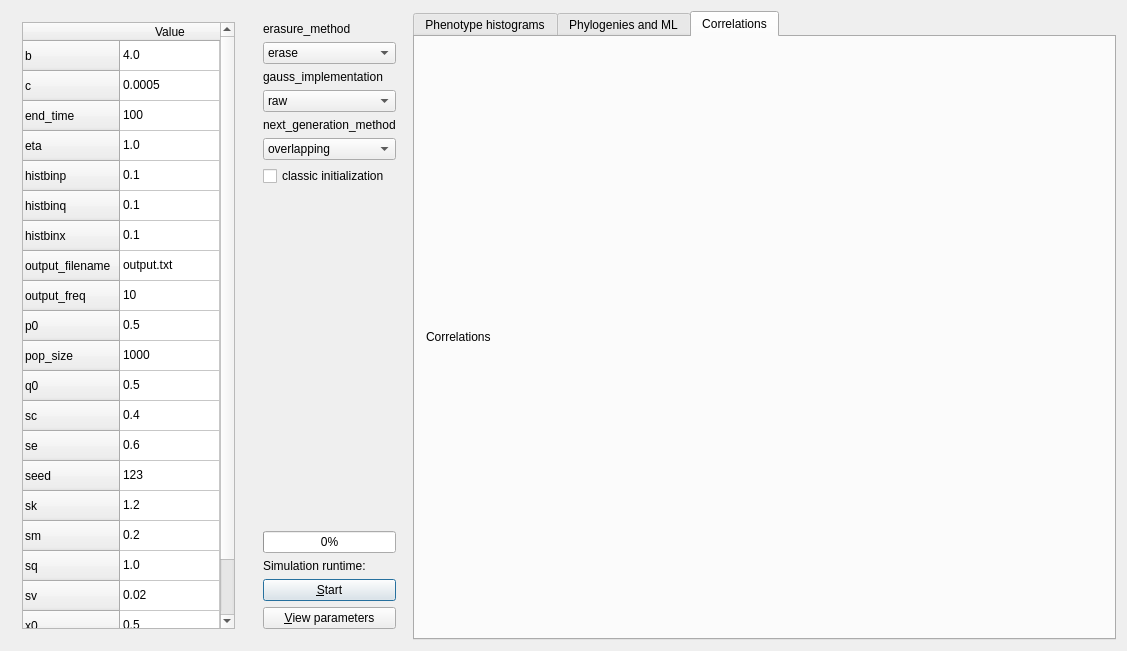
richelbilderbeek/pbdmms, file sado_qtdialog.ui: the form before one commit.
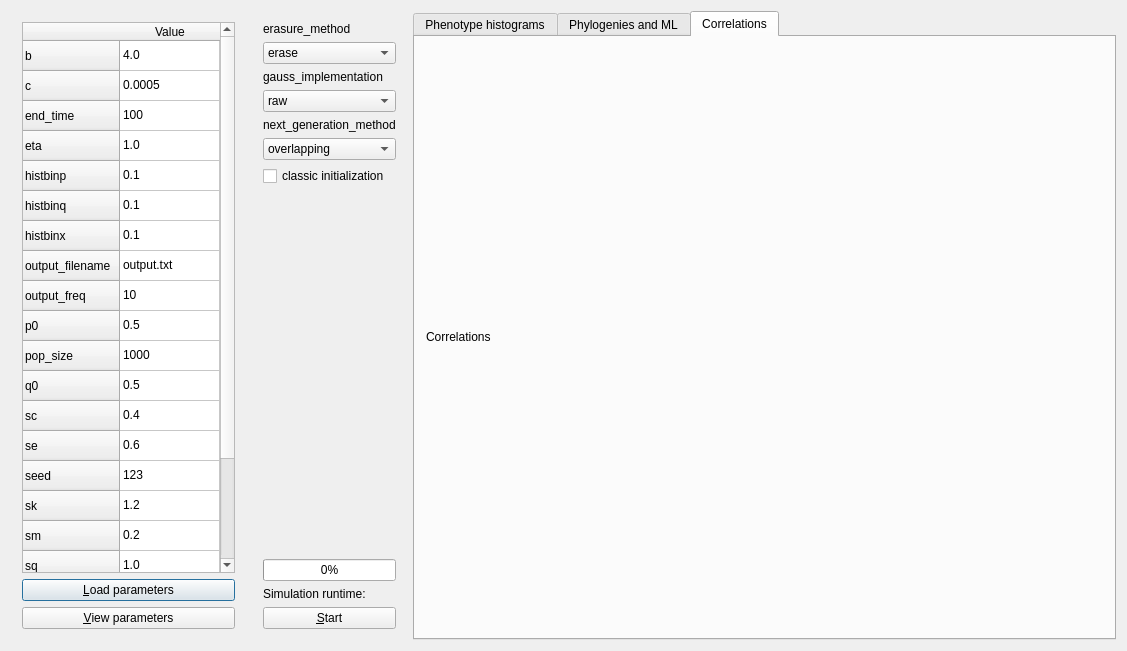
The form after the commit. Custom widgets are drawn as their Qt base class.

Patch:
```diff
--- a/sado_qtdialog.ui
+++ b/sado_qtdialog.ui
@@ -245,6 +245,20 @@
         </item>
        </widget>
       </item>
+      <item>
+       <widget class="QPushButton" name="button_load_parameters">
+        <property name="text">
+         <string>&amp;Load parameters</string>
+        </property>
+       </widget>
+      </item>
+      <item>
+       <widget class="QPushButton" name="button_view_parameters">
+        <property name="text">
+         <string>&amp;View parameters</string>
+        </property>
+       </widget>
+      </item>
      </layout>
     </widget>
    </item>
@@ -370,13 +384,6 @@
         </property>
        </widget>
       </item>
-      <item>
-       <widget class="QPushButton" name="button_view_parameters">
-        <property name="text">
-         <string>&amp;View parameters</string>
-        </property>
-       </widget>
-      </item>
      </layout>
     </widget>
    </item>
```
